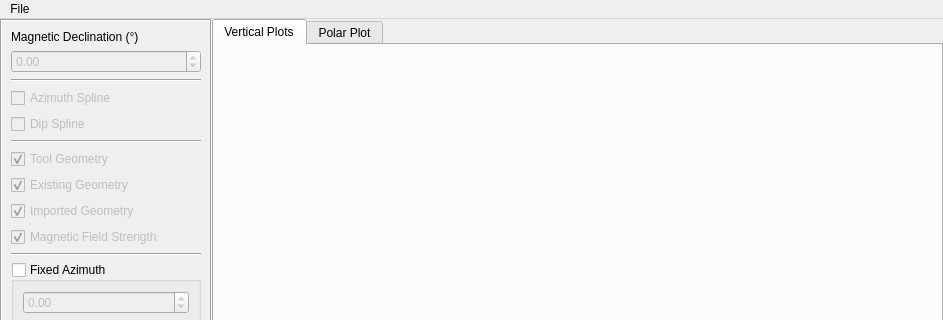
Before: the Qt Designer form src/ui/pem_geometry.ui in Eric-Meunier/Processor-Suite, drawn with Qt 5; both pictures show x 0 to 943 and y 0 to 320 of the 943 by 669 pixel window.
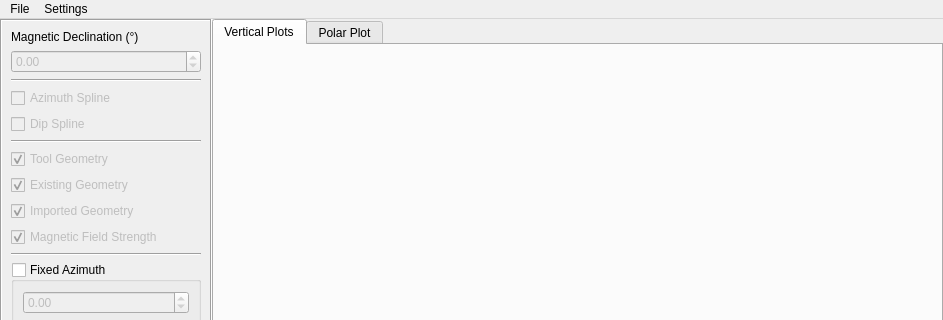
After: the same form once the commit is applied.

Commit message: Fixed a bug with calculating cleaned PP with an already split file. Added option to flip tool azimuth in pem_geometry.

Patch:
```diff
--- a/src/ui/pem_geometry.ui
+++ b/src/ui/pem_geometry.ui
@@ -384,7 +384,14 @@
     </property>
     <addaction name="actionOpen_Geometry_File"/>
    </widget>
+   <widget class="QMenu" name="menuSettings">
+    <property name="title">
+     <string>Settings</string>
+    </property>
+    <addaction name="actionAllow_Negative_Azimuth"/>
+   </widget>
    <addaction name="menuFile"/>
+   <addaction name="menuSettings"/>
   </widget>
   <widget class="QStatusBar" name="status_bar">
    <property name="sizeGripEnabled">
```
Left out of the diff: 11 changed lines with no effect on the pictures. The commit also changes 4 other files.
